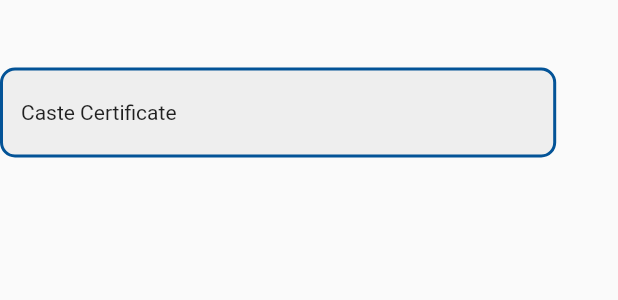
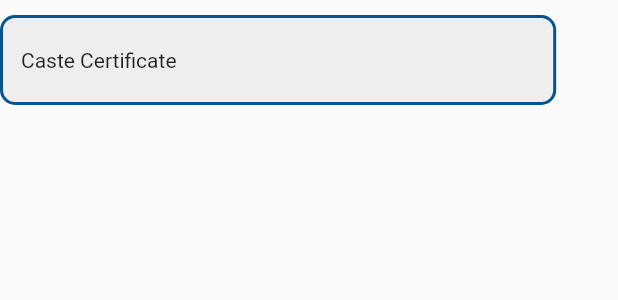
Before and after one commit to Fanza2000/2021_IBM_Code_Challenge_e-appoint, a Flutter app: the ServiceContainer widget shown alone on an empty page, opened directly, on a phone screen of 412 x 824 dp. Shown: the top 300 px of the screen. Run offline on Flutter 3.47's test engine with Material 2 defaults, Android fonts, the phone set to English and light mode, and no system bars; our stand-ins replace get, get_storage, google_fonts; accounts and stored records are empty.

Commit message:
finished Home.dart

```diff
--- a/lib/screens/home.dart
+++ b/lib/screens/home.dart
@@ -186,7 +186,7 @@ class ServiceContainer extends StatelessWidget {
         width: Get.width * 0.9,
         alignment: Alignment.centerLeft,
         padding: EdgeInsets.all(12),
-        margin: EdgeInsets.symmetric(vertical: 45),
+        margin: EdgeInsets.symmetric(vertical: 10),
         decoration: BoxDecoration(
           color: Color(0xffEEEEEE),
           borderRadius: BorderRadius.circular(10),
```
